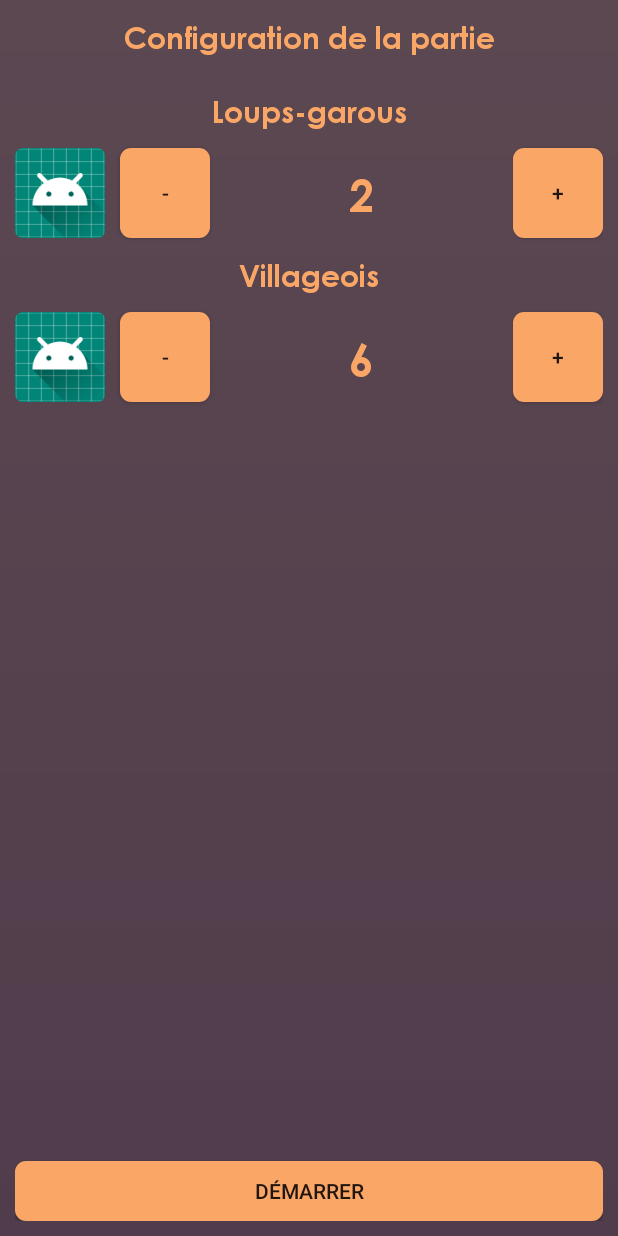
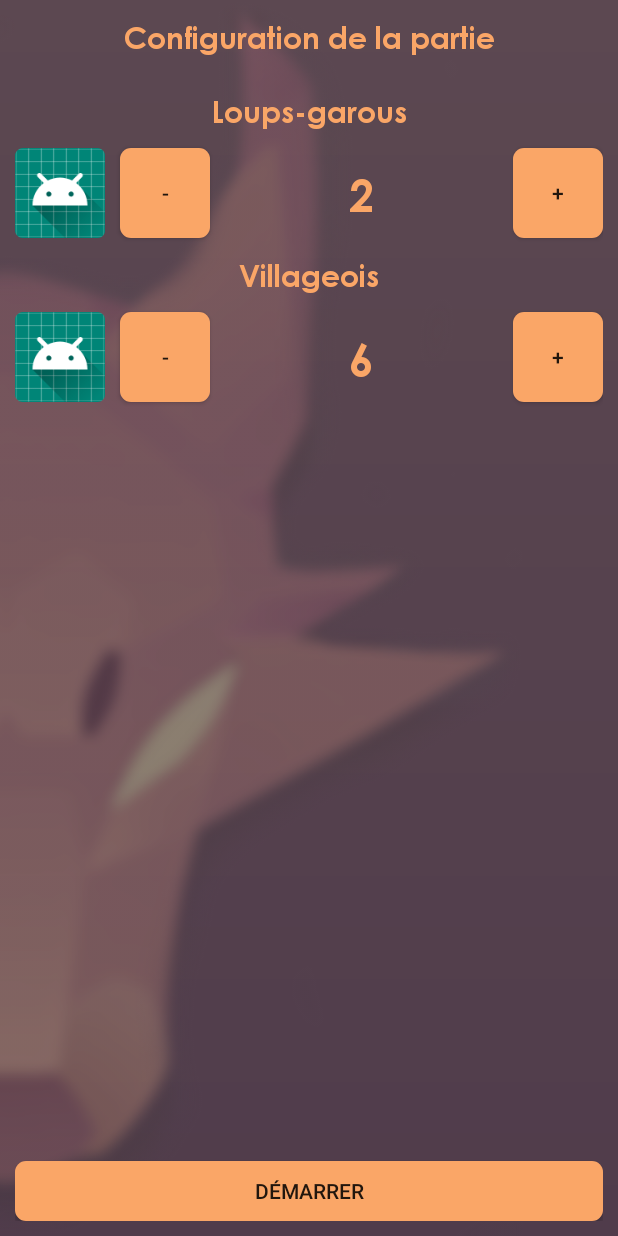
Before and after one commit to Gothor/werewolf-helper, an Android app: the ConfigurationActivity screen opened directly, with no data from a screen before it, on a phone screen of 412 x 824 dp. Run offline under Robolectric (Android 15) with nearby library versions, the light colour scheme and no system bars.

Commit message:
add werewolf pictures on backgrounds

```diff
--- a/app/src/main/res/layout/activity_configuration.xml
+++ b/app/src/main/res/layout/activity_configuration.xml
@@ -1,32 +1,43 @@
 <?xml version="1.0" encoding="utf-8"?>
-<android.support.constraint.ConstraintLayout xmlns:android="http://schemas.android.com/apk/res/android"
+<RelativeLayout xmlns:android="http://schemas.android.com/apk/res/android"
+    xmlns:app="http://schemas.android.com/apk/res-auto"
     android:layout_width="match_parent"
     android:layout_height="match_parent"
-    android:padding="10dp"
-    xmlns:app="http://schemas.android.com/apk/res-auto"
     android:background="@drawable/background">
 
-    <TextView
+    <ImageView
         android:layout_width="wrap_content"
         android:layout_height="wrap_content"
+        android:foregroundGravity="left"
+        android:scaleType="fitStart"
+        android:src="@drawable/background_picture" />
+
+    <android.support.constraint.ConstraintLayout
+        android:layout_width="match_parent"
+        android:layout_height="match_parent"
+        android:padding="10dp">
+
+        <TextView
+            android:id="@+id/title"
             style="@style/Title"
-        android:id="@+id/title"
+            android:layout_width="wrap_content"
+            android:layout_height="wrap_content"
             android:text="Configuration de la partie"
-        app:layout_constraintTop_toTopOf="parent"
             app:layout_constraintLeft_toLeftOf="parent"
-        app:layout_constraintRight_toRightOf="parent"/>
+            app:layout_constraintRight_toRightOf="parent"
+            app:layout_constraintTop_toTopOf="parent" />
 
         <!-- Werewolves -->
 
         <TextView
+            android:id="@+id/werewolves"
+            style="@style/Title2"
             android:layout_width="wrap_content"
             android:layout_height="wrap_content"
-        app:layout_constraintTop_toBottomOf="@id/title"
-        android:id="@+id/werewolves"
             android:text="Loups-garous"
-        style="@style/Title2"
             app:layout_constraintLeft_toLeftOf="parent"
-        app:layout_constraintRight_toRightOf="parent"/>
+            app:layout_constraintRight_toRightOf="parent"
+            app:layout_constraintTop_toBottomOf="@id/title" />
 
         <ImageView
             android:id="@+id/werewolves_picture"
@@ -34,52 +45,52 @@
             android:layout_height="60dp"
             android:src="@mipmap/ic_launcher"
             app:layout_constraintLeft_toLeftOf="parent"
-        app:layout_constraintTop_toBottomOf="@id/werewolves"/>
+            app:layout_constraintTop_toBottomOf="@id/werewolves" />
 
         <Button
+            android:id="@+id/werewolves_minus"
             android:layout_width="60dp"
             android:layout_height="60dp"
             android:layout_marginLeft="10dp"
+            android:background="@drawable/button"
             android:text="-"
             app:layout_constraintBottom_toBottomOf="@id/werewolves_picture"
             app:layout_constraintLeft_toRightOf="@id/werewolves_picture"
-        app:layout_constraintTop_toBottomOf="@id/werewolves"
-        android:id="@+id/werewolves_minus"
-        android:background="@drawable/button"/>
+            app:layout_constraintTop_toBottomOf="@id/werewolves" />
 
         <TextView
+            style="@style/BigNumber"
             android:layout_width="wrap_content"
             android:layout_height="wrap_content"
-        app:layout_constraintTop_toBottomOf="@id/werewolves"
+            android:text="2"
+            app:layout_constraintBottom_toBottomOf="@id/werewolves_picture"
             app:layout_constraintLeft_toRightOf="@id/werewolves_minus"
             app:layout_constraintRight_toLeftOf="@+id/werewolves_plus"
-        app:layout_constraintBottom_toBottomOf="@id/werewolves_picture"
-        android:text="2"
-        style="@style/BigNumber" />
+            app:layout_constraintTop_toBottomOf="@id/werewolves" />
 
         <Button
+            android:id="@+id/werewolves_plus"
             android:layout_width="60dp"
             android:layout_height="60dp"
+            android:background="@drawable/button"
             android:src="@mipmap/ic_launcher"
+            android:text="+"
+            app:layout_constraintBottom_toBottomOf="@id/werewolves_picture"
             app:layout_constraintRight_toRightOf="parent"
-        app:layout_constraintTop_toBottomOf="@id/werewolves"
-        app:layout_constraintBottom_toBottomOf="@id/werewolves_picture"
-        android:text="+"
-        android:id="@+id/werewolves_plus"
-        android:background="@drawable/button"/>
+            app:layout_constraintTop_toBottomOf="@id/werewolves" />
 
         <!-- Villagers -->
 
         <TextView
+            android:id="@+id/villagers"
+            style="@style/Title2"
             android:layout_width="wrap_content"
             android:layout_height="wrap_content"
             android:layout_marginTop="10dp"
-        app:layout_constraintTop_toBottomOf="@id/werewolves_picture"
-        android:id="@+id/villagers"
             android:text="Villageois"
-        style="@style/Title2"
             app:layout_constraintLeft_toLeftOf="parent"
-        app:layout_constraintRight_toRightOf="parent"/>
+            app:layout_constraintRight_toRightOf="parent"
+            app:layout_constraintTop_toBottomOf="@id/werewolves_picture" />
 
         <ImageView
             android:id="@+id/villagers_picture"
@@ -87,48 +98,49 @@
             android:layout_height="60dp"
             android:src="@mipmap/ic_launcher"
             app:layout_constraintLeft_toLeftOf="parent"
-        app:layout_constraintTop_toBottomOf="@id/villagers"/>
+            app:layout_constraintTop_toBottomOf="@id/villagers" />
 
         <Button
+            android:id="@+id/villagers_minus"
             android:layout_width="60dp"
             android:layout_height="60dp"
             android:layout_marginLeft="10dp"
+            android:background="@drawable/button"
             android:text="-"
             app:layout_constraintBottom_toBottomOf="@id/villagers_picture"
             app:layout_constraintLeft_toRightOf="@id/villagers_picture"
-        app:layout_constraintTop_toBottomOf="@id/villagers"
-        android:id="@+id/villagers_minus"
-        android:background="@drawable/button"/>
+            app:layout_constraintTop_toBottomOf="@id/villagers" />
 
         <TextView
+            style="@style/BigNumber"
             android:layout_width="wrap_content"
             android:layout_height="wrap_content"
-        app:layout_constraintTop_toBottomOf="@id/villagers"
+            android:text="6"
+            app:layout_constraintBottom_toBottomOf="@id/villagers_picture"
             app:layout_constraintLeft_toRightOf="@id/villagers_minus"
             app:layout_constraintRight_toLeftOf="@+id/villagers_plus"
-        app:layout_constraintBottom_toBottomOf="@id/villagers_picture"
-        android:text="6"
-        style="@style/BigNumber" />
+            app:layout_constraintTop_toBottomOf="@id/villagers" />
 
         <Button
+            android:id="@+id/villagers_plus"
             android:layout_width="60dp"
             android:layout_height="60dp"
+            android:background="@drawable/button"
             android:src="@mipmap/ic_launcher"
+            android:text="+"
+            app:layout_constraintBottom_toBottomOf="@id/villagers_picture"
             app:layout_constraintRight_toRightOf="parent"
-        app:layout_constraintTop_toBottomOf="@id/villagers"
-        app:layout_constraintBottom_toBottomOf="@id/villagers_picture"
-        android:text="+"
-        android:id="@+id/villagers_plus"
-        android:background="@drawable/button"/>
+            app:layout_constraintTop_toBottomOf="@id/villagers" />
 
         <Button
             android:id="@+id/startButton"
             android:layout_width="match_parent"
             android:layout_height="40dp"
+            android:background="@drawable/button"
             android:text="Démarrer"
             app:layout_constraintBottom_toBottomOf="parent"
             app:layout_constraintLeft_toLeftOf="parent"
-        app:layout_constraintRight_toRightOf="parent"
-        android:background="@drawable/button"/>
+            app:layout_constraintRight_toRightOf="parent" />
 
     </android.support.constraint.ConstraintLayout>
+</RelativeLayout>
```
Also changed, not shown: app/src/main/res/layout/activity_main.xml (+21 -11 lines), app/src/main/res/layout/activity_players.xml (+28 -17 lines), app/src/main/Res/drawable/background_picture.png (added), app/src/main/res/drawable/background_picture.png (added), app/src/main/res/drawable/werewolf.png (added). Lines whose indentation alone changed are shown as unchanged.
